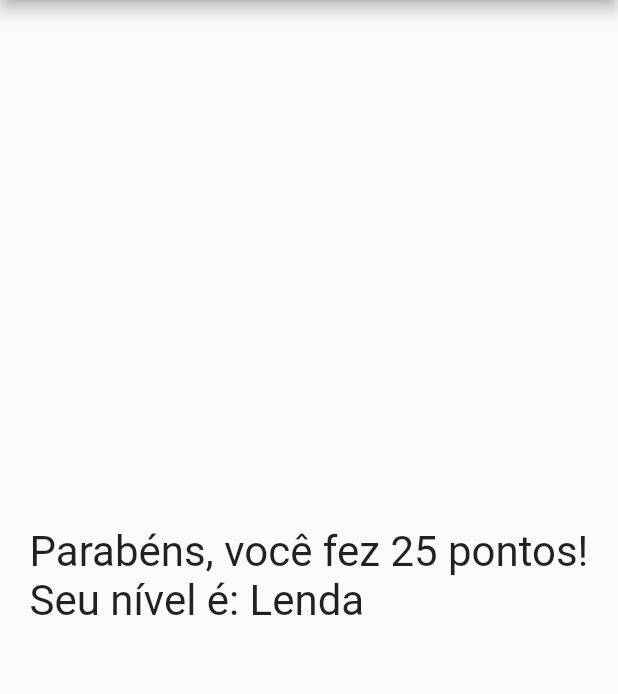
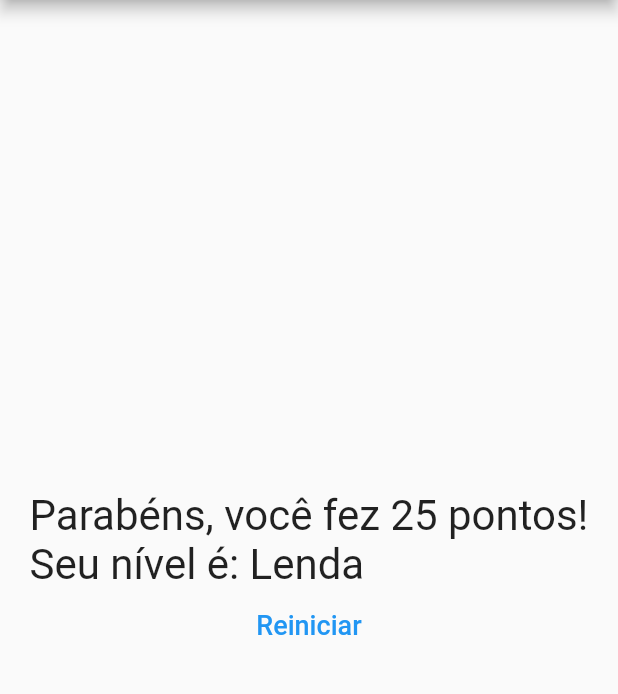
Before and after one commit to eduardobueno/curso_flutter, a Flutter app: the screen it shows after launch, after a tap on "Preto", after a tap on "Coelho", after a tap on "Maria", on a phone screen of 412 x 824 dp, the part 84-778 px from its top. Run offline on Flutter 3.47's test engine with Material 2 defaults, Android fonts, the phone set to English and light mode, and no system bars.

Commit message:
Incluído botão para reiniciar o questionário

```diff
--- a/projeto_perguntas/lib/main.dart
+++ b/projeto_perguntas/lib/main.dart
@@ -47,6 +47,13 @@ class _PerguntaAppState extends State<PerguntasApp> {
     }
   }
 
+  void _reiniciar() {
+    setState(() {
+      _perguntaSelecionada = 0;
+      _pontuacaoTotal = 0;
+    });
+  }
+
   bool get temPerguntaSelecionada {
     return _perguntaSelecionada < _perguntas.length;
   }
@@ -66,7 +73,8 @@ class _PerguntaAppState extends State<PerguntasApp> {
               )
             : Resultado(
                 'Parabéns, você fez ${_pontuacaoTotal.toString()} pontos!',
-                _pontuacaoTotal),
+                _pontuacaoTotal,
+                _reiniciar),
       ),
     );
   }
--- a/projeto_perguntas/lib/src/resultado.dart
+++ b/projeto_perguntas/lib/src/resultado.dart
@@ -3,8 +3,9 @@ import 'package:flutter/material.dart';
 class Resultado extends StatelessWidget {
   final String texto;
   final int pontuacao;
+  final void Function() reiniciarQuestionario;
 
-  Resultado(this.texto, this.pontuacao);
+  Resultado(this.texto, this.pontuacao, this.reiniciarQuestionario);
 
   String get fraseResultado {
     if (pontuacao < 8) {
@@ -20,13 +21,26 @@ class Resultado extends StatelessWidget {
 
   @override
   Widget build(BuildContext context) {
-    return Center(
-      child: Text(
-        '${texto}\nSeu nível é: ${fraseResultado}',
-        style: TextStyle(
-          fontSize: 28,
+    return Column(
+      mainAxisAlignment: MainAxisAlignment.center,
+      children: [
+        Center(
+          child: Text(
+            '${texto}\nSeu nível é: ${fraseResultado}',
+            style: TextStyle(
+              fontSize: 28,
+            ),
+          ),
         ),
-      ),
+        FlatButton(
+          child: Text('Reiniciar',
+              style: TextStyle(
+                fontSize: 18,
+              )),
+          textColor: Colors.blue,
+          onPressed: reiniciarQuestionario,
+        ),
+      ],
     );
   }
 }
```
